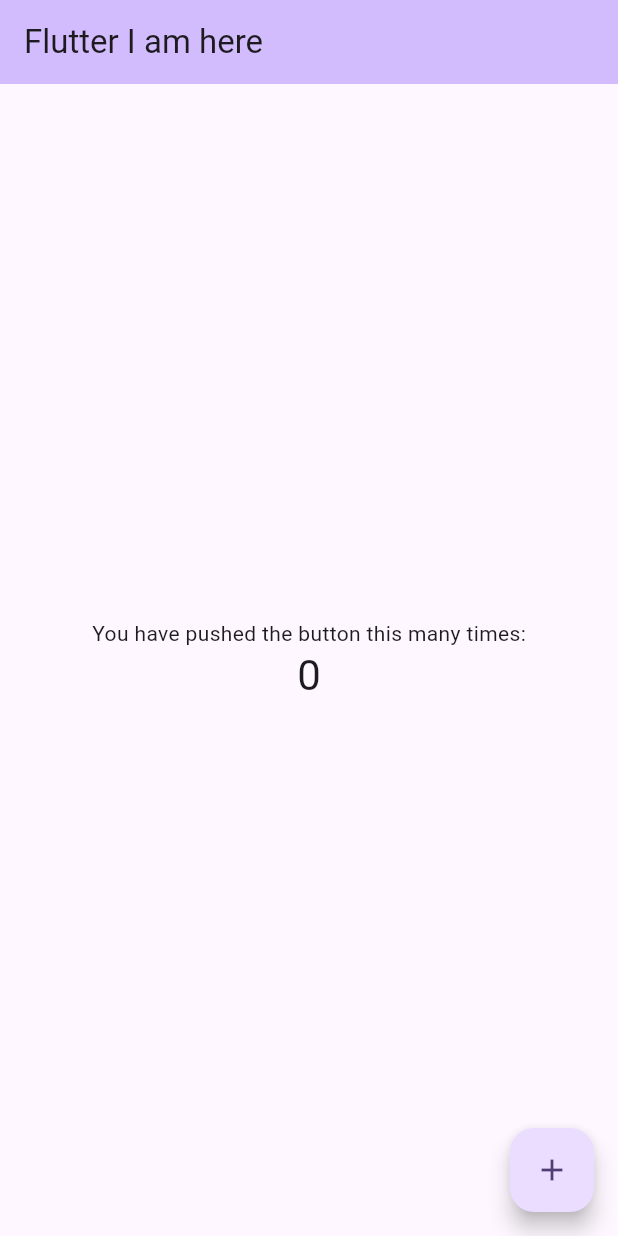
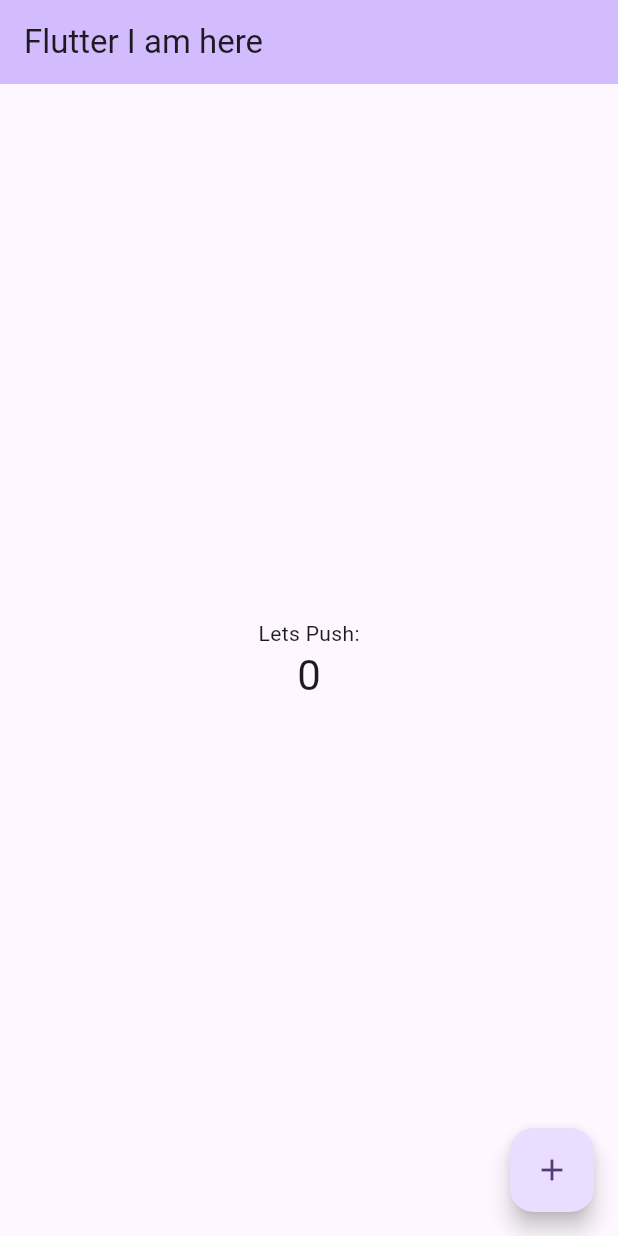
Before and after one commit to AhmedKiser/Dice-Roller-Application-Using-Flutter, a Flutter app: the screen it shows after launch, on a phone screen of 412 x 824 dp. Run offline on Flutter 3.47's test engine with Material 3 defaults, Android fonts, the phone set to English and light mode, and no system bars.

Commit message:
first lecture completed

```diff
--- a/first_app/lib/main.dart
+++ b/first_app/lib/main.dart
@@ -106,7 +106,7 @@ class _MyHomePageState extends State<MyHomePage> {
           mainAxisAlignment: MainAxisAlignment.center,
           children: <Widget>[
             const Text(
-              'You have pushed the button this many times:',
+              'Lets Push:',
             ),
             Text(
               '$_counter',
```
